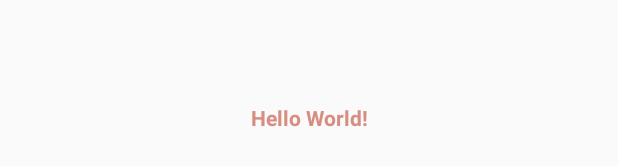
After one commit to VenuPrasathM/TestLibrary, an Android app: the layout activity_lib.xml on its own in the app's theme, with its tools: preview values and no code run, on a phone screen of 412 x 824 dp. The commit adds this screen. Shown: the part 501-667 px from the top of the screen. Run offline under Robolectric (Android 15) with nearby library versions, the phone set to English and light mode, and no system bars.

Commit message:
LibActivity added in Library

```diff
--- a/app/build.gradle
+++ b/app/build.gradle
@@ -7,7 +7,7 @@ android {
     buildToolsVersion "29.0.3"
 
     defaultConfig {
-        applicationId "com.sdkapp"
+        applicationId "com.testlib"
         minSdkVersion 22
         targetSdkVersion 29
         versionCode 1
--- a/app/src/main/res/values/strings.xml
+++ b/app/src/main/res/values/strings.xml
@@ -1,4 +1,4 @@
 <resources>
-    <string name="app_name">SdkApp</string>
+    <string name="app_name">TestLib</string>
     <string name="hello_world">Hello World!</string>
 </resources>
--- /dev/null
+++ b/mylibrary/src/main/res/layout/activity_lib.xml
@@ -0,0 +1,22 @@
+<?xml version="1.0" encoding="utf-8"?>
+<androidx.constraintlayout.widget.ConstraintLayout xmlns:android="http://schemas.android.com/apk/res/android"
+    xmlns:app="http://schemas.android.com/apk/res-auto"
+    xmlns:tools="http://schemas.android.com/tools"
+    android:layout_width="match_parent"
+    android:layout_height="match_parent"
+    tools:context=".LibActivity">
+
+
+    <TextView
+        android:layout_width="wrap_content"
+        android:layout_height="wrap_content"
+        android:text="@string/hello_world"
+        android:textColor="@color/colorFour"
+        android:id="@+id/textView"
+        style="@style/styleTextViewHeading"
+        app:layout_constraintBottom_toBottomOf="parent"
+        app:layout_constraintLeft_toLeftOf="parent"
+        app:layout_constraintRight_toRightOf="parent"
+        app:layout_constraintTop_toTopOf="parent" />
+
+</androidx.constraintlayout.widget.ConstraintLayout>
--- a/app/src/main/res/values/colors.xml
+++ b/mylibrary/src/main/res/values/colors.xml
@@ -3,5 +3,5 @@
     <color name="colorPrimary">#6200EE</color>
     <color name="colorPrimaryDark">#3700B3</color>
     <color name="colorAccent">#03DAC5</color>
-    <color name="colorFour">#bebebe</color>
+    <color name="colorFour">#d88d83</color>
 </resources>
--- /dev/null
+++ b/mylibrary/src/main/res/values/strings.xml
@@ -0,0 +1,6 @@
+<?xml version="1.0" encoding="utf-8"?>
+<resources>
+    <string name="app_name">LibApp</string>
+    <string name="hello_world">Hello World!</string>
+
+</resources>
--- /dev/null
+++ b/mylibrary/src/main/res/values/styles.xml
@@ -0,0 +1,12 @@
+<?xml version="1.0" encoding="utf-8"?>
+<resources>
+
+    <style name="styleTextViewHeading">
+        <item name="android:layout_width">match_parent</item>
+        <item name="android:layout_height">wrap_content</item>
+        <item name="android:textSize">14sp</item>
+        <item name="android:textColor">@color/colorFour</item>
+        <item name="android:textStyle">bold</item>
+    </style>
+
+</resources>
```
Also changed, not shown: mylibrary/src/main/java/com/e/mylibrary/LibActivity.kt (added, +34 -0 lines).
